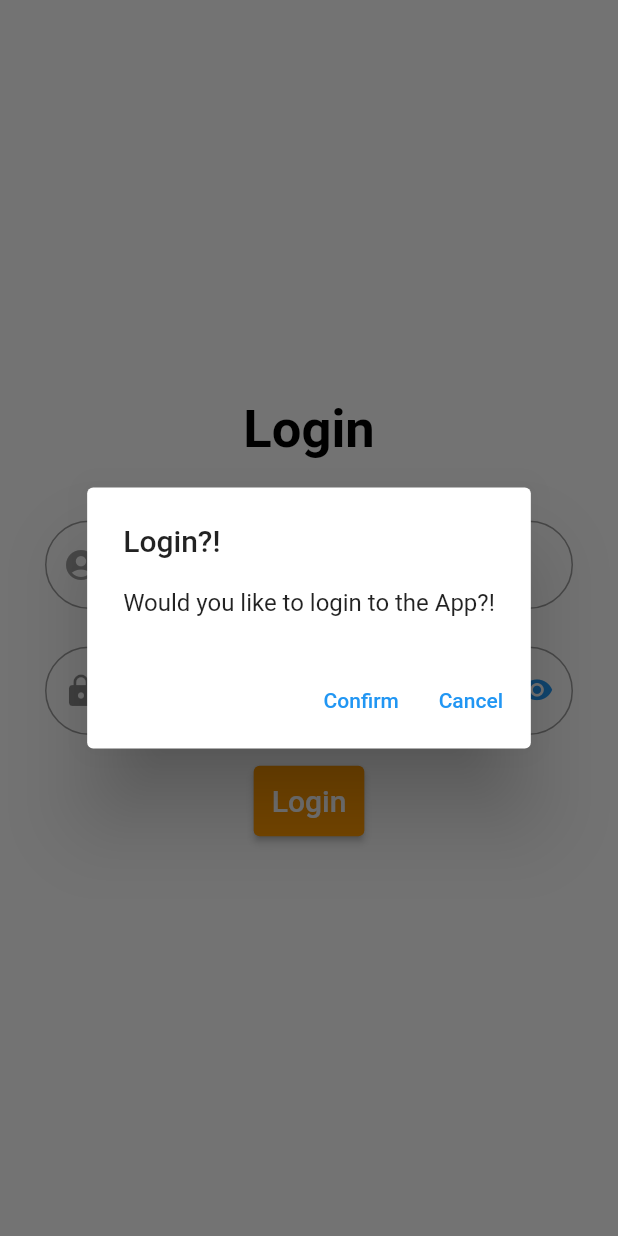
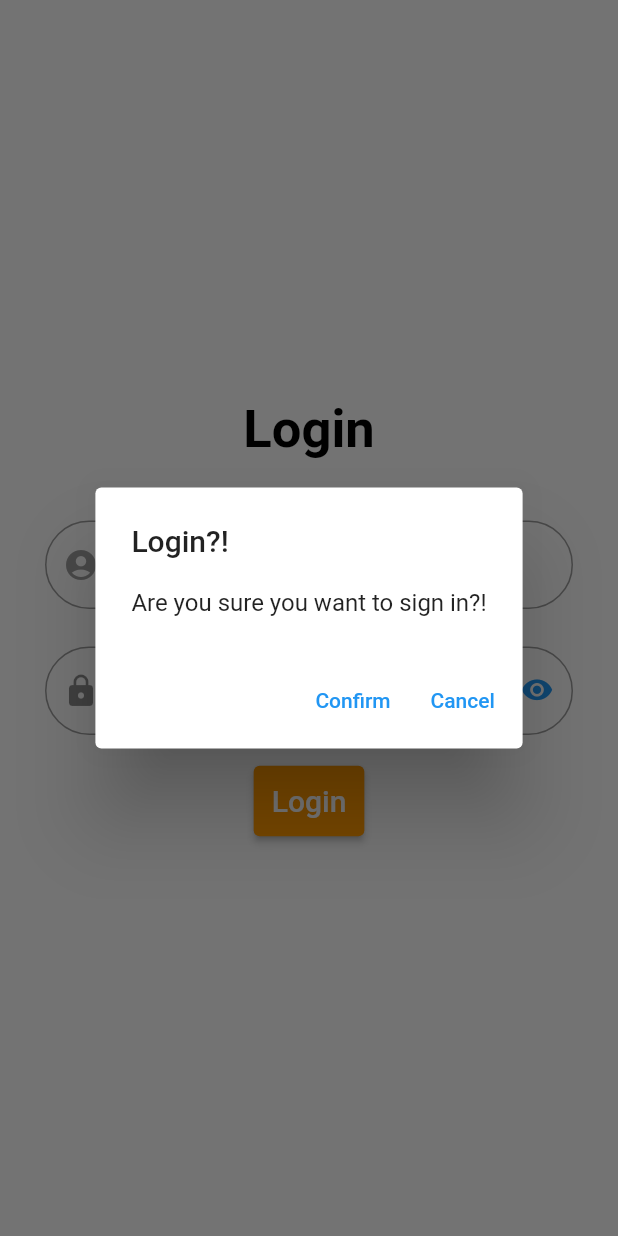
Before and after one commit to Belal13ify/login_widget, a Flutter app: the screen it shows after launch, after a tap on "Login", on a phone screen of 412 x 824 dp. Run offline on Flutter 3.47's test engine with Material 2 defaults, Android fonts, the phone set to English and light mode, and no system bars.

Commit message:
task finalized

```diff
--- a/lib/login.dart
+++ b/lib/login.dart
@@ -30,7 +30,7 @@ class _LoginState extends State<Login> {
           content: SingleChildScrollView(
             child: Column(
               children: <Widget>[
-                Text('Would you like to login to the App?!'),
+                Text('Are you sure you want to sign in?!'),
               ],
             ),
           ),
```
